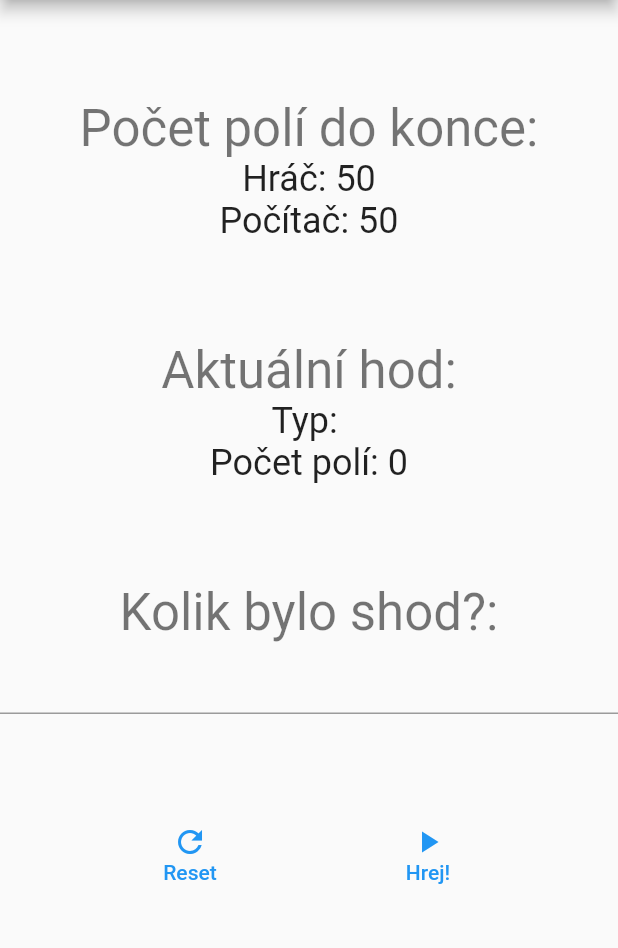
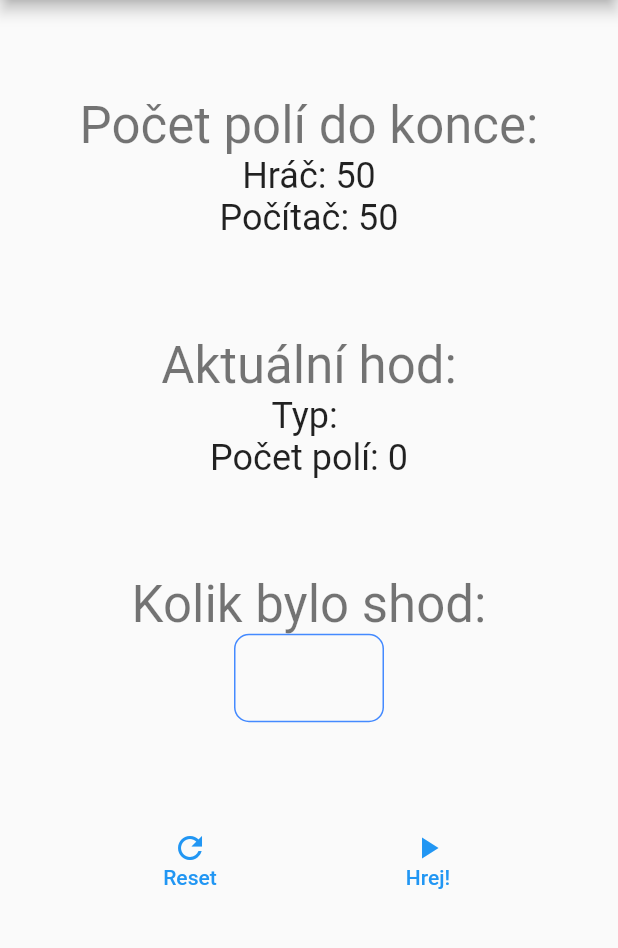
Before and after one commit to Durgainzas/telepatie, a Flutter app: the screen it shows after launch, on a phone screen of 412 x 824 dp, the part 84-1032 px from its top. Run offline on Flutter 3.47's test engine with Material 2 defaults, Android fonts, the phone set to English and light mode, and no system bars.

Commit message:
chore: add border

```diff
--- a/lib/main.dart
+++ b/lib/main.dart
@@ -205,10 +205,12 @@ class _MyHomePageState extends State<MyHomePage> {
             Column(
               children: <Widget> [
                 Text(
-                  'Kolik bylo shod?:',
+                  'Kolik bylo shod:',
                   style: Theme.of(context).textTheme.headline4,
                 ),
-                TextField(
+                Container(
+                  width: 100,
+                  child: TextField(
                     controller: _controller,
                     enabled: inputEnabled,
                     textAlign: TextAlign.center,
@@ -217,6 +219,15 @@ class _MyHomePageState extends State<MyHomePage> {
                       FilteringTextInputFormatter.digitsOnly
                     ], // Only numbers can be entered
                     onChanged: (value) => input = value,
+                    decoration: InputDecoration(
+                      enabledBorder: OutlineInputBorder(
+                        borderSide: BorderSide(
+                          color: Colors.blueAccent,
+                        ),
+                        borderRadius: BorderRadius.circular(10.0),
+                      ),
+                    ),
+                  ),
                 ),
               ]),
             Row(
```
Lines whose indentation alone changed are shown as unchanged.
